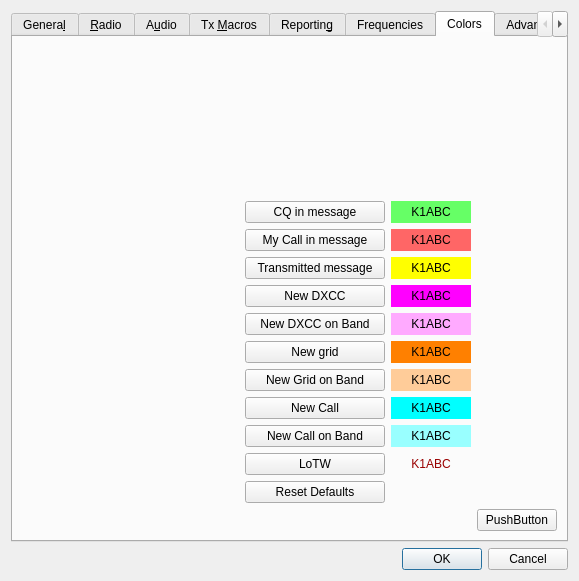
This is Configuration.ui in saitohirga/WSJT-X as Qt 5 draws it before an edit. The edited form follows.
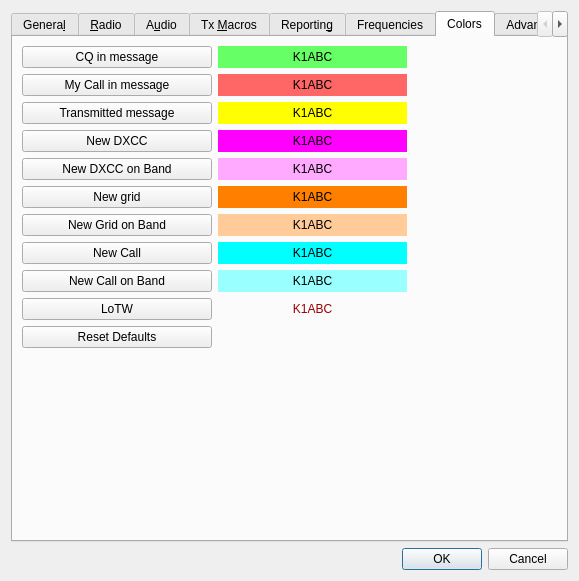
This is the edited form. The open tabs and pages were chosen to show the change.

Commit message: Clean up the Colors tab.  (Bill should look at the spacers...)

Diff of the .ui file:
```diff
--- a/Configuration.ui
+++ b/Configuration.ui
@@ -2154,9 +2154,9 @@
       </attribute>
       <layout class="QGridLayout" name="gridLayout_5" rowstretch="1,0,0" columnstretch="1,0,0">
        <item row="0" column="1">
-        <spacer name="verticalSpacer_9">
+        <spacer name="horizontalSpacer_8">
          <property name="orientation">
-          <enum>Qt::Vertical</enum>
+          <enum>Qt::Horizontal</enum>
          </property>
          <property name="sizeHint" stdset="0">
           <size>
@@ -2166,7 +2166,7 @@
          </property>
         </spacer>
        </item>
-       <item row="1" column="1">
+       <item row="0" column="0">
         <layout class="QGridLayout" name="gridLayout_13">
          <item row="9" column="1">
           <widget class="QLabel" name="labLoTW">
@@ -2438,7 +2438,7 @@
          </item>
         </layout>
        </item>
-       <item row="2" column="1">
+       <item row="1" column="0">
         <spacer name="verticalSpacer_10">
          <property name="orientation">
           <enum>Qt::Vertical</enum>
@@ -2451,39 +2451,32 @@
          </property>
         </spacer>
        </item>
-       <item row="1" column="0">
+       <item row="2" column="0">
+        <spacer name="verticalSpacer_6">
+         <property name="orientation">
+          <enum>Qt::Vertical</enum>
+         </property>
+         <property name="sizeHint" stdset="0">
+          <size>
+           <width>20</width>
+           <height>120</height>
+          </size>
+         </property>
+        </spacer>
+       </item>
+       <item row="0" column="2">
         <spacer name="horizontalSpacer_5">
          <property name="orientation">
           <enum>Qt::Horizontal</enum>
          </property>
          <property name="sizeHint" stdset="0">
           <size>
-           <width>0</width>
-           <height>0</height>
+           <width>150</width>
+           <height>20</height>
           </size>
          </property>
         </spacer>
        </item>
-       <item row="1" column="2">
-        <spacer name="horizontalSpacer_8">
-         <property name="orientation">
-          <enum>Qt::Horizontal</enum>
-         </property>
-         <property name="sizeHint" stdset="0">
-          <size>
-           <width>0</width>
-           <height>0</height>
-          </size>
-         </property>
-        </spacer>
-       </item>
-       <item row="2" column="2">
-        <widget class="QPushButton" name="pushButton">
-         <property name="text">
-          <string>PushButton</string>
-         </property>
-        </widget>
-       </item>
       </layout>
      </widget>
      <widget class="QWidget" name="advanced_tab">
```
